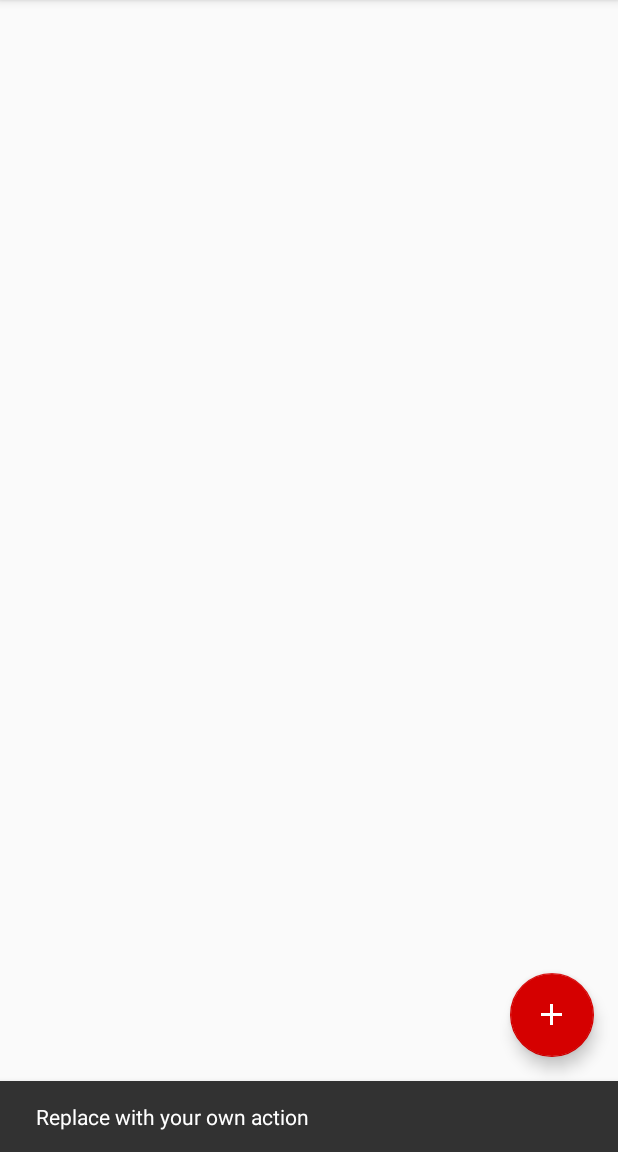
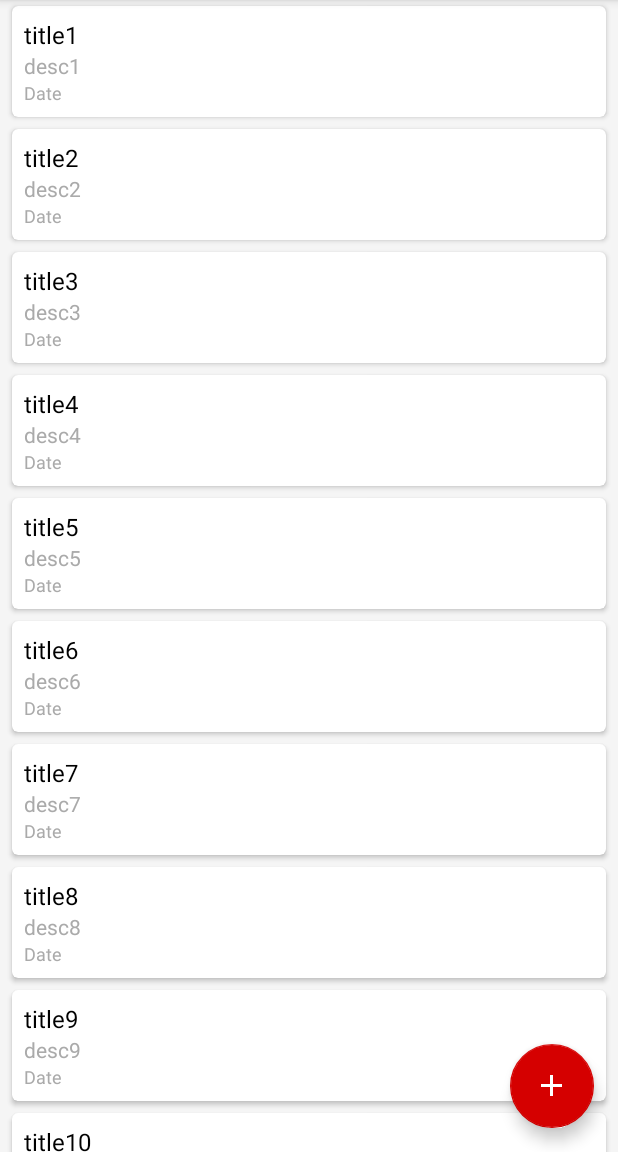
Before and after one commit to hitanshu-dhawan/Todo, an Android app: the screen it shows after launch (MainActivity), after a tap on an icon or button, on a phone screen of 412 x 824 dp, the part 84-1236 px from its top. Run offline under Robolectric (Android 15) with nearby library versions, the phone set to English and light mode, and no system bars.

Commit message:
RecyclerView Added

```diff
--- a/app/build.gradle
+++ b/app/build.gradle
@@ -27,5 +27,7 @@ dependencies {
     compile 'com.android.support:appcompat-v7:26.+'
     compile 'com.android.support.constraint:constraint-layout:1.0.2'
     compile 'com.android.support:design:26.+'
+    compile 'com.android.support:recyclerview-v7:26.+'
+    compile 'com.android.support:cardview-v7:26.+'
     testCompile 'junit:junit:4.12'
 }
--- a/app/src/main/java/com/hitanshudhawan/todo/MainActivity.java
+++ b/app/src/main/java/com/hitanshudhawan/todo/MainActivity.java
@@ -4,12 +4,20 @@ import android.os.Bundle;
 import android.support.design.widget.FloatingActionButton;
 import android.support.design.widget.Snackbar;
 import android.support.v7.app.AppCompatActivity;
+import android.support.v7.widget.LinearLayoutManager;
+import android.support.v7.widget.RecyclerView;
 import android.support.v7.widget.Toolbar;
 import android.view.View;
 import android.view.Menu;
 import android.view.MenuItem;
 
+import java.util.ArrayList;
+
 public class MainActivity extends AppCompatActivity {
+
+    RecyclerView mRecyclerView;
+    ArrayList<Todo> mTodos;
+    TodoListAdapter mAdapter;
 
     @Override
     protected void onCreate(Bundle savedInstanceState) {
@@ -18,33 +26,42 @@ public class MainActivity extends AppCompatActivity {
         Toolbar toolbar = (Toolbar) findViewById(R.id.toolbar);
         setSupportActionBar(toolbar);
 
+        mRecyclerView = (RecyclerView) findViewById(R.id.todoRecyclerView);
+
+        mTodos = new ArrayList<>();
+        for(int i=0;i<20;i++) {
+            Todo todo = new Todo();
+            todo.setTitle("title" + (i+1));
+            todo.setDescription("desc" + (i+1));
+            mTodos.add(todo);
+        }
+
+        mAdapter = new TodoListAdapter(MainActivity.this, mTodos);
+        mRecyclerView.setAdapter(mAdapter);
+        mRecyclerView.setLayoutManager(new LinearLayoutManager(MainActivity.this));
+
+
         FloatingActionButton fab = (FloatingActionButton) findViewById(R.id.fab);
         fab.setOnClickListener(new View.OnClickListener() {
             @Override
             public void onClick(View view) {
-                Snackbar.make(view, "Replace with your own action", Snackbar.LENGTH_LONG)
-                        .setAction("Action", null).show();
+
             }
         });
     }
 
     @Override
     public boolean onCreateOptionsMenu(Menu menu) {
-        // Inflate the menu; this adds items to the action bar if it is present.
         getMenuInflater().inflate(R.menu.menu_main, menu);
         return true;
     }
 
     @Override
     public boolean onOptionsItemSelected(MenuItem item) {
-        // Handle action bar item clicks here. The action bar will
-        // automatically handle clicks on the Home/Up button, so long
-        // as you specify a parent activity in AndroidManifest.xml.
+
         int id = item.getItemId();
+        switch (id) {
 
-        //noinspection SimplifiableIfStatement
-        if (id == R.id.action_settings) {
-            return true;
         }
 
         return super.onOptionsItemSelected(item);
--- /dev/null
+++ b/app/src/main/java/com/hitanshudhawan/todo/Todo.java
@@ -0,0 +1,31 @@
+package com.hitanshudhawan.todo;
+
+import java.util.Date;
+
+/**
+ * Created by hitanshu on 17/7/17.
+ */
+
+public class Todo {
+
+    private String mTitle;
+    private String mDescription;
+    private Date mDate;
+
+    public String getTitle() {
+        return mTitle;
+    }
+
+    public void setTitle(String mTitle) {
+        this.mTitle = mTitle;
+    }
+
+    public String getDescription() {
+        return mDescription;
+    }
+
+    public void setDescription(String mDescription) {
+        this.mDescription = mDescription;
+    }
+
+}
--- /dev/null
+++ b/app/src/main/java/com/hitanshudhawan/todo/TodoListAdapter.java
@@ -0,0 +1,58 @@
+package com.hitanshudhawan.todo;
+
+import android.content.Context;
+import android.support.v7.widget.RecyclerView;
+import android.view.LayoutInflater;
+import android.view.View;
+import android.view.ViewGroup;
+import android.widget.TextView;
+
+import java.util.ArrayList;
+
+/**
+ * Created by hitanshu on 17/7/17.
+ */
+
+public class TodoListAdapter extends RecyclerView.Adapter<TodoListAdapter.TodoViewHolder> {
+
+    private Context mContext;
+    private ArrayList<Todo> mTodos;
+
+    public TodoListAdapter(Context context, ArrayList<Todo> todos) {
+        mContext = context;
+        mTodos = todos;
+    }
+
+    @Override
+    public TodoViewHolder onCreateViewHolder(ViewGroup parent, int viewType) {
+        View itemView = LayoutInflater.from(mContext).inflate(R.layout.todo_list_item,parent,false);
+        return new TodoViewHolder(itemView);
+    }
+
+    @Override
+    public void onBindViewHolder(TodoViewHolder holder, int position) {
+        Todo todo = mTodos.get(position);
+        holder.mTodoTitleTextView.setText(todo.getTitle());
+        holder.mTodoDescriptionTextView.setText(todo.getDescription());
+    }
+
+    @Override
+    public int getItemCount() {
+        return mTodos.size();
+    }
+
+    public class TodoViewHolder extends RecyclerView.ViewHolder {
+
+        public TextView mTodoTitleTextView;
+        public TextView mTodoDescriptionTextView;
+        public TextView mTodoDateTextView;
+
+        public TodoViewHolder(View itemView) {
+            super(itemView);
+            mTodoTitleTextView = itemView.findViewById(R.id.todoTitleTextView);
+            mTodoDescriptionTextView = itemView.findViewById(R.id.todoDescriptionTextView);
+            mTodoDateTextView = itemView.findViewById(R.id.todoDateTextView);
+        }
+    }
+
+}
--- a/app/src/main/res/layout/content_main.xml
+++ b/app/src/main/res/layout/content_main.xml
@@ -1,12 +1,18 @@
 <?xml version="1.0" encoding="utf-8"?>
-<android.support.constraint.ConstraintLayout xmlns:android="http://schemas.android.com/apk/res/android"
+<FrameLayout xmlns:android="http://schemas.android.com/apk/res/android"
     xmlns:app="http://schemas.android.com/apk/res-auto"
     xmlns:tools="http://schemas.android.com/tools"
     android:layout_width="match_parent"
     android:layout_height="match_parent"
+    android:background="#F5F5F5"
     app:layout_behavior="@string/appbar_scrolling_view_behavior"
     tools:context="com.hitanshudhawan.todo.MainActivity"
     tools:showIn="@layout/activity_main">
 
+    <android.support.v7.widget.RecyclerView
+        android:id="@+id/todoRecyclerView"
+        android:layout_width="match_parent"
+        android:layout_height="match_parent">
+    </android.support.v7.widget.RecyclerView>
 
-</android.support.constraint.ConstraintLayout>
+</FrameLayout>
--- /dev/null
+++ b/app/src/main/res/layout/todo_list_item.xml
@@ -0,0 +1,50 @@
+<?xml version="1.0" encoding="utf-8"?>
+<android.support.v7.widget.CardView xmlns:android="http://schemas.android.com/apk/res/android"
+    android:layout_width="match_parent"
+    android:layout_height="wrap_content"
+    xmlns:app="http://schemas.android.com/apk/res-auto"
+    app:cardCornerRadius="4dp"
+    android:elevation="100dp"
+    android:layout_marginLeft="8dp"
+    android:layout_marginRight="8dp"
+    android:layout_marginTop="4dp"
+    android:layout_marginBottom="4dp">
+
+    <RelativeLayout
+        android:layout_width="match_parent"
+        android:layout_height="match_parent"
+        android:padding="8dp">
+
+        <TextView
+            android:id="@+id/todoTitleTextView"
+            android:text="Title"
+            android:textSize="16sp"
+            android:textColor="@android:color/black"
+            android:layout_width="wrap_content"
+            android:layout_height="wrap_content"
+            android:layout_alignParentLeft="true"
+            android:layout_alignParentTop="true"/>
+
+        <TextView
+            android:id="@+id/todoDescriptionTextView"
+            android:text="Description"
+            android:textSize="14sp"
+            android:textColor="@android:color/darker_gray"
+            android:layout_width="wrap_content"
+            android:layout_height="wrap_content"
+            android:layout_alignParentLeft="true"
+            android:layout_below="@id/todoTitleTextView"/>
+
+        <TextView
+            android:id="@+id/todoDateTextView"
+            android:text="Date"
+            android:textSize="12sp"
+            android:textColor="@android:color/darker_gray"
+            android:layout_width="wrap_content"
+            android:layout_height="wrap_content"
+            android:layout_alignParentLeft="true"
+            android:layout_below="@id/todoDescriptionTextView"/>
+
+    </RelativeLayout>
+
+</android.support.v7.widget.CardView>
```
